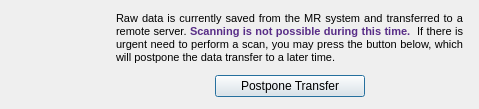
Qt form Client/rds_activitywindow.ui (WillForan/yarraclient) before a commit.
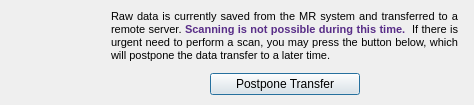
The same form after that commit. Icons and pictures are not drawn.

Diff of the .ui file:
```diff
--- a/Client/rds_activitywindow.ui
+++ b/Client/rds_activitywindow.ui
@@ -6,8 +6,8 @@
    <rect>
     <x>0</x>
     <y>0</y>
-    <width>479</width>
-    <height>109</height>
+    <width>474</width>
+    <height>105</height>
    </rect>
   </property>
   <property name="minimumSize">
@@ -30,42 +30,29 @@
     <number>6</number>
    </property>
    <property name="leftMargin">
-    <number>12</number>
+    <number>16</number>
    </property>
    <property name="topMargin">
-    <number>12</number>
+    <number>10</number>
    </property>
    <property name="rightMargin">
     <number>16</number>
    </property>
    <property name="bottomMargin">
-    <number>12</number>
+    <number>10</number>
    </property>
-   <item>
-    <spacer name="horizontalSpacer_3">
-     <property name="orientation">
-      <enum>Qt::Horizontal</enum>
-     </property>
-     <property name="sizeHint" stdset="0">
-      <size>
-       <width>1</width>
-       <height>20</height>
-      </size>
-     </property>
-    </spacer>
-   </item>
    <item>
     <widget class="QLabel" name="label_2">
      <property name="minimumSize">
       <size>
-       <width>89</width>
-       <height>80</height>
+       <width>78</width>
+       <height>60</height>
       </size>
      </property>
      <property name="maximumSize">
       <size>
-       <width>89</width>
-       <height>80</height>
+       <width>78</width>
+       <height>60</height>
       </size>
      </property>
      <property name="text">
```
Left out of the diff: 2 changed lines with no effect on the pictures.
